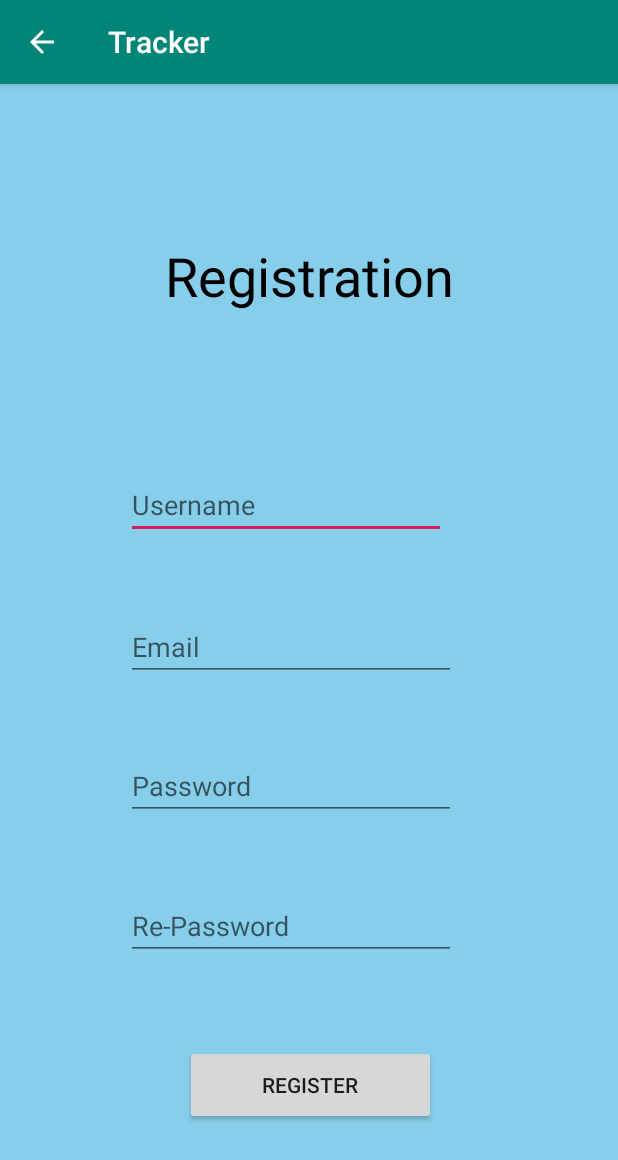
After one commit to dontaylor6000/Group27_Tracker, an Android app: the SignUpActivity screen opened directly, with no data from a screen before it, on a phone screen of 412 x 824 dp. The commit adds this screen. Shown: the top 1160 px of the screen. Run offline under Robolectric (Android 15) with nearby library versions, the phone set to English and light mode, and no system bars.

Commit message:
Bringing in Mohammads work.

```diff
--- /dev/null
+++ b/Tracker/app/src/main/java/com/example/tracker/SignUpActivity.java
@@ -0,0 +1,21 @@
+package com.example.tracker;
+
+import androidx.appcompat.app.AppCompatActivity;
+import android.os.Bundle;
+import android.view.MenuItem;
+
+public class SignUpActivity extends AppCompatActivity {
+
+    @Override
+    protected void onCreate(Bundle savedInstanceState) {
+        super.onCreate(savedInstanceState);
+        setContentView(R.layout.activity_sign_up);
+        getSupportActionBar().setDisplayHomeAsUpEnabled(true);
+    }
+
+    @Override
+    public boolean onOptionsItemSelected(MenuItem item) {
+        onBackPressed();
+        return true;
+    }
+}
--- a/Tracker/app/src/main/java/tracker/backgroundsvc/Alarm.java
+++ b/Tracker/app/src/main/java/tracker/backgroundsvc/Alarm.java
@@ -8,13 +8,11 @@ import android.content.Intent;
 import java.util.Calendar;
 
 public class Alarm {
-    private AlarmManager manager;
-    private PendingIntent alarmIntent;
 
     public void setAlarm(Context context, int month, int day, int hour, int minute) {
-        manager = (AlarmManager) context.getSystemService(Context.ALARM_SERVICE);
+        AlarmManager manager = (AlarmManager) context.getSystemService(Context.ALARM_SERVICE);
         Intent intent = new Intent(context, Alarm.class);
-        alarmIntent = PendingIntent.getBroadcast(context, 0, intent, 0);
+        PendingIntent alarmIntent = PendingIntent.getBroadcast(context, 0, intent, 0);
         Calendar calendar = Calendar.getInstance();
         calendar.setTimeInMillis(System.currentTimeMillis());
         calendar.set(Calendar.MONTH, month);
--- a/Tracker/app/src/main/java/tracker/backgroundsvc/Connection.java
+++ b/Tracker/app/src/main/java/tracker/backgroundsvc/Connection.java
@@ -5,12 +5,11 @@ import java.net.InetAddress;
 import java.net.ServerSocket;
 
 public class Connection {
-    private ServerSocket sock;
 
     public Connection(int port, int backlog, InetAddress addr) {
         try {
-            this.sock = new ServerSocket(port, backlog, addr);
-            this.sock.accept();
+            ServerSocket sock = new ServerSocket(port, backlog, addr);
+            sock.accept();
         } catch (IOException e) {
 
         }
--- a/Tracker/app/src/main/java/tracker/backgroundsvc/Email.java
+++ b/Tracker/app/src/main/java/tracker/backgroundsvc/Email.java
@@ -7,8 +7,8 @@ import android.net.Uri;
 public class Email extends Activity {
     public void sendEmail(String userEmail, String userName, String trackerName) {
         Intent emailIntent = new Intent(Intent.ACTION_SEND);
-        emailIntent.setData(Uri.parse(userEmail));
-        emailIntent.setType("text/plain");
+
+        emailIntent.setDataAndType(Uri.parse(userEmail), "text/plain");
         emailIntent.putExtra(Intent.EXTRA_SUBJECT, "Tracker " + trackerName + " : Battery Warning");
         emailIntent.putExtra(Intent.EXTRA_TEXT, userName + ",\n Battery power for Tracker " +
                 trackerName + " is below recommended levels. To ensure continued operation " +
--- /dev/null
+++ b/Tracker/app/src/main/res/layout/activity_sign_up.xml
@@ -0,0 +1,102 @@
+<?xml version="1.0" encoding="utf-8"?>
+<androidx.constraintlayout.widget.ConstraintLayout xmlns:android="http://schemas.android.com/apk/res/android"
+    xmlns:app="http://schemas.android.com/apk/res-auto"
+    xmlns:tools="http://schemas.android.com/tools"
+    android:layout_width="match_parent"
+    android:layout_height="match_parent"
+    android:background="#87ceeb"
+    tools:context=".SignUpActivity">
+
+    <TextView
+        android:id="@+id/textView3"
+        android:layout_width="wrap_content"
+        android:layout_height="wrap_content"
+        android:layout_marginStart="94dp"
+        android:layout_marginLeft="94dp"
+        android:layout_marginTop="64dp"
+        android:layout_marginEnd="94dp"
+        android:layout_marginRight="94dp"
+        android:layout_marginBottom="43dp"
+        android:text="Registration"
+        android:textColor="#000000"
+        android:textSize="36sp"
+        app:layout_constraintBottom_toTopOf="@+id/regUserText"
+        app:layout_constraintEnd_toEndOf="parent"
+        app:layout_constraintStart_toStartOf="parent"
+        app:layout_constraintTop_toTopOf="parent" />
+
+    <EditText
+        android:id="@+id/regUserText"
+        android:layout_width="wrap_content"
+        android:layout_height="wrap_content"
+        android:layout_marginStart="84dp"
+        android:layout_marginLeft="84dp"
+        android:layout_marginTop="24dp"
+        android:layout_marginBottom="10dp"
+        android:ems="10"
+        android:hint="Username"
+        android:inputType="textPersonName"
+        app:layout_constraintBottom_toTopOf="@+id/regEmailText"
+        app:layout_constraintStart_toStartOf="parent"
+        app:layout_constraintTop_toBottomOf="@+id/textView3"
+        tools:width="222dp" />
+
+    <EditText
+        android:id="@+id/regEmailText"
+        android:layout_width="wrap_content"
+        android:layout_height="wrap_content"
+        android:layout_marginStart="84dp"
+        android:layout_marginLeft="84dp"
+        android:width="220dp"
+        android:ems="10"
+        android:hint="Email"
+        android:inputType="textEmailAddress"
+        app:layout_constraintBottom_toTopOf="@+id/regPwdText"
+        app:layout_constraintStart_toStartOf="parent"
+        app:layout_constraintTop_toBottomOf="@+id/regUserText" />
+
+    <EditText
+        android:id="@+id/regPwdText"
+        android:layout_width="wrap_content"
+        android:layout_height="wrap_content"
+        android:layout_marginStart="84dp"
+        android:layout_marginLeft="84dp"
+        android:layout_marginTop="8dp"
+        android:layout_marginBottom="9dp"
+        android:width="220dp"
+        android:ems="10"
+        android:hint="Password"
+        android:inputType="textPassword"
+        app:layout_constraintBottom_toTopOf="@+id/regRePwdText"
+        app:layout_constraintStart_toStartOf="parent"
+        app:layout_constraintTop_toBottomOf="@+id/regEmailText" />
+
+    <EditText
+        android:id="@+id/regRePwdText"
+        android:layout_width="wrap_content"
+        android:layout_height="wrap_content"
+        android:layout_marginStart="84dp"
+        android:layout_marginLeft="84dp"
+        android:layout_marginBottom="17dp"
+        android:width="220dp"
+        android:ems="10"
+        android:hint="Re-Password"
+        android:inputType="textPassword"
+        app:layout_constraintBottom_toTopOf="@+id/regBtn"
+        app:layout_constraintStart_toStartOf="parent"
+        app:layout_constraintTop_toBottomOf="@+id/regPwdText" />
+
+    <Button
+        android:id="@+id/regBtn"
+        android:layout_width="167dp"
+        android:layout_height="53dp"
+        android:layout_marginStart="109dp"
+        android:layout_marginLeft="109dp"
+        android:layout_marginEnd="108dp"
+        android:layout_marginRight="108dp"
+        android:layout_marginBottom="74dp"
+        android:text="Register"
+        app:layout_constraintBottom_toBottomOf="parent"
+        app:layout_constraintEnd_toEndOf="parent"
+        app:layout_constraintStart_toStartOf="parent" />
+</androidx.constraintlayout.widget.ConstraintLayout>
--- /dev/null
+++ b/Tracker/app/src/main/res/xml/backup_descriptor.xml
@@ -0,0 +1,4 @@
+<?xml version="1.0" encoding="utf-8"?>
+<full-backup-content>
+    <!-- Exclude specific shared preferences that contain GCM registration Id -->
+</full-backup-content>
--- a/Tracker/build.gradle
+++ b/Tracker/build.gradle
@@ -7,7 +7,7 @@ buildscript {
 
     }
     dependencies {
-        classpath 'com.android.tools.build:gradle:3.3.1'
+        classpath 'com.android.tools.build:gradle:3.3.2'
         classpath 'com.google.gms:google-services:4.2.0'
 
         // NOTE: Do not place your application dependencies here; they belong
```
Also changed, not shown: Tracker/app/build.gradle (+17 -10 lines), Tracker/app/src/main/AndroidManifest.xml (+20 -1 lines), Tracker/app/src/main/java/com/example/tracker/ForgetActivity.java (added, +28 -0 lines), Tracker/app/src/main/java/com/example/tracker/LoginActivity.java (added, +29 -0 lines), Tracker/app/src/main/java/com/example/tracker/MainActivity.java (+12 -1 lines), Tracker/app/src/main/java/com/example/tracker/ResetSentActivity.java (added, +23 -0 lines), Tracker/app/src/main/java/com/example/tracker/UserProfile.java (added, +20 -0 lines), Tracker/app/src/main/java/tracker/db/API.java (+15 -16 lines), Tracker/app/src/main/res/layout/activity_forget.xml (added, +44 -0 lines), Tracker/app/src/main/res/layout/activity_login.xml (added, +99 -0 lines), Tracker/app/src/main/res/layout/activity_main.xml (+49 -3 lines), Tracker/app/src/main/res/layout/activity_reset_sent.xml (added, +45 -0 lines), Tracker/app/src/main/res/layout/activity_user_profile.xml (added, +90 -0 lines).
